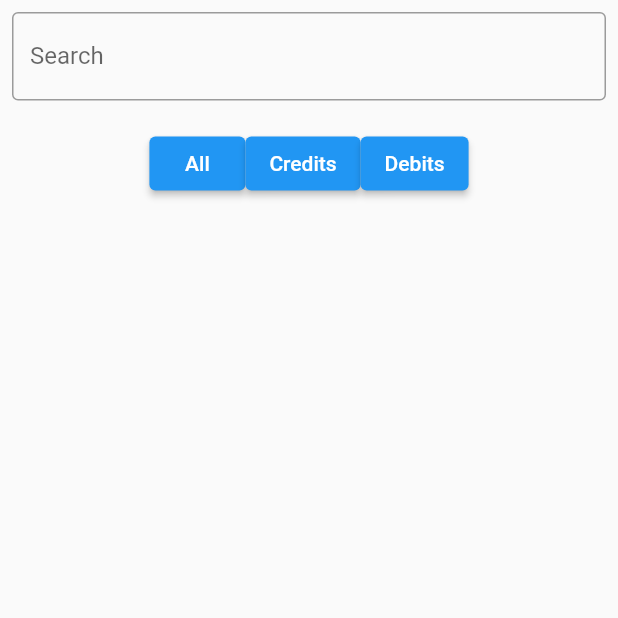
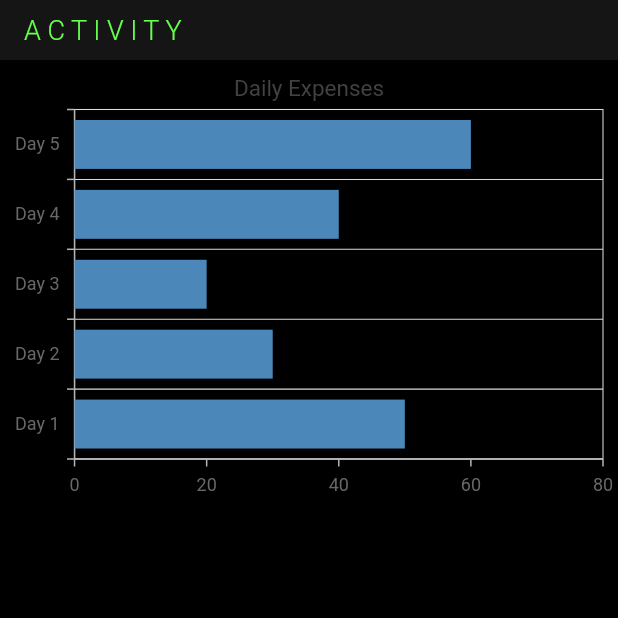
Before and after one commit to sairammr/Cash-ino--Cash-Management-App, a Flutter app: the activity screen opened directly, on a phone screen of 412 x 824 dp, the top half of it. Run offline on Flutter 3.47's test engine with Material 2 defaults, Android fonts, the phone set to English and light mode, and no system bars; our stand-ins replace curved_navigation_bar, fl_chart, image_cropper, image_picker, liquid_progress_indicator_v2, syncfusion_flutter_charts; missing offline and left inert: google_mlkit_text_recognition; accounts and stored records are empty.

Commit message:
new page being added

```diff
--- a/cashino/lib/pages/activitypage.dart
+++ b/cashino/lib/pages/activitypage.dart
@@ -1,162 +1,73 @@
+// ignore_for_file: prefer_const_constructors
+import 'package:syncfusion_flutter_charts/charts.dart';
+import 'package:syncfusion_flutter_charts/sparkcharts.dart';
 import 'package:flutter/material.dart';
+class activity extends StatefulWidget {
+  const activity({super.key});
 
-class activity extends StatefulWidget {
   @override
-  _activityState createState() => _activityState();
+  State<activity> createState() => _activityState();
 }
 
 class _activityState extends State<activity> {
-  TextEditingController _searchController = TextEditingController();
-  List<BoxData> _allBoxes = [];
+  @override
+  Widget build(BuildContext context) {
+    return  Scaffold(
+      backgroundColor: Color.fromARGB(255, 0, 0, 0),
+      appBar: AppBar(
+    toolbarHeight:40,
 
-  List<BoxData> _filteredBoxes = [];
-  FilterType _selectedFilter = FilterType.all;
+    backgroundColor:  Color.fromARGB(143, 37, 37, 37),
+    title: Text("A C T I V I T Y",
+    style: TextStyle(
 
-  @override
-  void initState() {
-    super.initState();
-    _updateDataList();
+        fontSize: 18,
+        fontWeight:FontWeight.w300,
+        color: Color.fromARGB(255, 102, 255, 78)
+    ),),
+  ),
+  body: SingleChildScrollView(
+    child: Column(
+     children: [
+      ExpenseChart(),
+     ],
+    ),
+  ),
+    );
   }
+}
+class Expense {
+  final String day;
+  final double amount;
 
-  void _updateDataList() {
-    // Retrieve data from DataHandling and convert it to BoxData
-    _allBoxes = DataHandling.dataList.map((data) {
-      return BoxData(
-        color: Colors.white,
-        leftText: data['receiver'] ?? '',
-        rightText: data['amount'] ?? '',
-      );
-    }).toList();
+  Expense(this.day, this.amount);
+}
 
-    // Apply filters
-    _filterBoxes(_searchController.text);
-  }
+class ExpenseChart extends StatelessWidget {
+  final List<Expense> expenses = [
+    Expense('Day 1', 50.0),
+    Expense('Day 2', 30.0),
+    Expense('Day 3', 20.0),
+    Expense('Day 4', 40.0),
+    Expense('Day 5', 60.0),
+    // Add more data as needed
+  ];
 
   @override
   Widget build(BuildContext context) {
-    return Column(
-      mainAxisAlignment: MainAxisAlignment.center,
-      crossAxisAlignment: CrossAxisAlignment.center,
-      children: <Widget>[
-        Padding(
-          padding: const EdgeInsets.all(8.0),
-          child: TextField(
-            controller: _searchController,
-            onChanged: _filterBoxes,
-            decoration: InputDecoration(
-              labelText: 'Search',
-              border: OutlineInputBorder(),
-            ),
-          ),
-        ),
-        SizedBox(height: 10),
-        Row(
-          mainAxisAlignment: MainAxisAlignment.center,
-          children: [
-            _buildFilterButton(FilterType.all),
-            _buildFilterButton(FilterType.credits),
-            _buildFilterButton(FilterType.debits),
-          ],
-        ),
-        SizedBox(height: 10),
-        Expanded(
-          child: ListView.builder(
-            itemCount: _filteredBoxes.length,
-            itemBuilder: (context, index) {
-              return _buildBox(_filteredBoxes[index]);
-            },
-          ),
+    return SfCartesianChart(
+      primaryXAxis: CategoryAxis(),
+      primaryYAxis: NumericAxis(majorGridLines:MajorGridLines(width: 0)),
+
+      series: <ChartSeries>[
+        BarSeries<Expense, String>(
+          dataSource: expenses,
+          xValueMapper: (Expense expense, _) => expense.day,
+          yValueMapper: (Expense expense, _) => expense.amount,
+          dataLabelSettings: DataLabelSettings(isVisible: true),
         ),
       ],
+      title: ChartTitle(text: 'Daily Expenses'),
     );
   }
-
-  Widget _buildBox(BoxData box) {
-    return Container(
-      width: 400.0,
-      height: 100.0,
-      decoration: BoxDecoration(
-        border: Border.all(color: Colors.black, width: 2.0),
-      ),
-      margin: EdgeInsets.all(10.0),
-      child: Row(
-        mainAxisAlignment: MainAxisAlignment.spaceAround,
-        children: [
-          Align(
-            alignment: Alignment.centerLeft,
-            child: Text(
-              box.leftText,
-              style: TextStyle(fontSize: 17, color: Colors.black),
-            ),
-          ),
-          Align(
-            alignment: Alignment.centerRight,
-            child: Text(
-              box.rightText,
-              style: TextStyle(fontSize: 20, color: Colors.black),
-            ),
-          ),
-        ],
-      ),
-    );
-  }
-
-  Widget _buildFilterButton(FilterType filterType) {
-    return ElevatedButton(
-      onPressed: () {
-        setState(() {
-          _selectedFilter = filterType;
-          _filterBoxes(_searchController.text);
-        });
-      },
-      style: ElevatedButton.styleFrom(
-        primary: _selectedFilter == filterType ? Colors.blue : null,
-      ),
-      child: Text(filterType == FilterType.credits ? 'Credits' : filterType == FilterType.debits ? 'Debits' : 'All'),
-    );
-  }
-
-  void _filterBoxes(String searchText) {
-    setState(() {
-      _filteredBoxes = _allBoxes
-          .where((box) =>
-              box.leftText.toLowerCase().contains(searchText.toLowerCase()) &&
-              (_selectedFilter == FilterType.all ||
-                  (_selectedFilter == FilterType.credits && box.rightText.startsWith('+')) ||
-                  (_selectedFilter == FilterType.debits && box.rightText.startsWith('-'))))
-          .toList();
-    });
-  }
 }
-
-enum FilterType {
-  all,
-  credits,
-  debits,
-}
-
-class BoxData {
-  final Color color;
-  final String leftText;
-  final String rightText;
-
-  BoxData({required this.color, required this.leftText, required this.rightText});
-}
-
-class DataHandling {
-  static List<Map<String, String>> dataList = [];
-
-  static void handleData(String receiver, String amount) {
-    // Create a map with the submitted data
-    Map<String, String> dataMap = {
-      'receiver': receiver,
-      'amount': amount,
-    };
-
-    // Add the map to the list
-    dataList.add(dataMap);
-
-    // Print the updated list (for demonstration purposes)
-    print('Updated data list: $dataList');
-  }
-}
--- a/cashino/lib/pages/learnpage.dart
+++ b/cashino/lib/pages/learnpage.dart
@@ -1,3 +1,5 @@
+// ignore_for_file: prefer_const_constructors, prefer_const_literals_to_create_immutables, unused_field, use_key_in_widget_constructors
+
 import 'package:flutter/material.dart';
 
 
--- a/cashino/lib/pages/profile.dart
+++ b/cashino/lib/pages/profile.dart
@@ -26,10 +26,8 @@ class _ProfilePageState extends State<ProfilePage> {
   void didChangeDependencies() {
     super.didChangeDependencies();
 
-    // Check if the route was popped from MonthlyGoalPage
     final route = ModalRoute.of(context);
     if (route != null && route is ModalRoute && route.isCurrent) {
-      // Get the result from MonthlyGoalPage
       final double? goal = route.settings.arguments as double?;
       if (goal != null) {
         _updateMonthlyGoal(goal);
--- a/cashino/pubspec.yaml
+++ b/cashino/pubspec.yaml
@@ -42,6 +42,7 @@ dependencies:
   google_mlkit_text_recognition: ^0.11.0
   fl_chart: ^0.64.0
   liquid_progress_indicator_v2: ^0.5.0
+  syncfusion_flutter_charts: ^23.2.4
 
 dev_dependencies:
   flutter_test:
```
Also changed, not shown: cashino/pubspec.lock, 1 other file.
